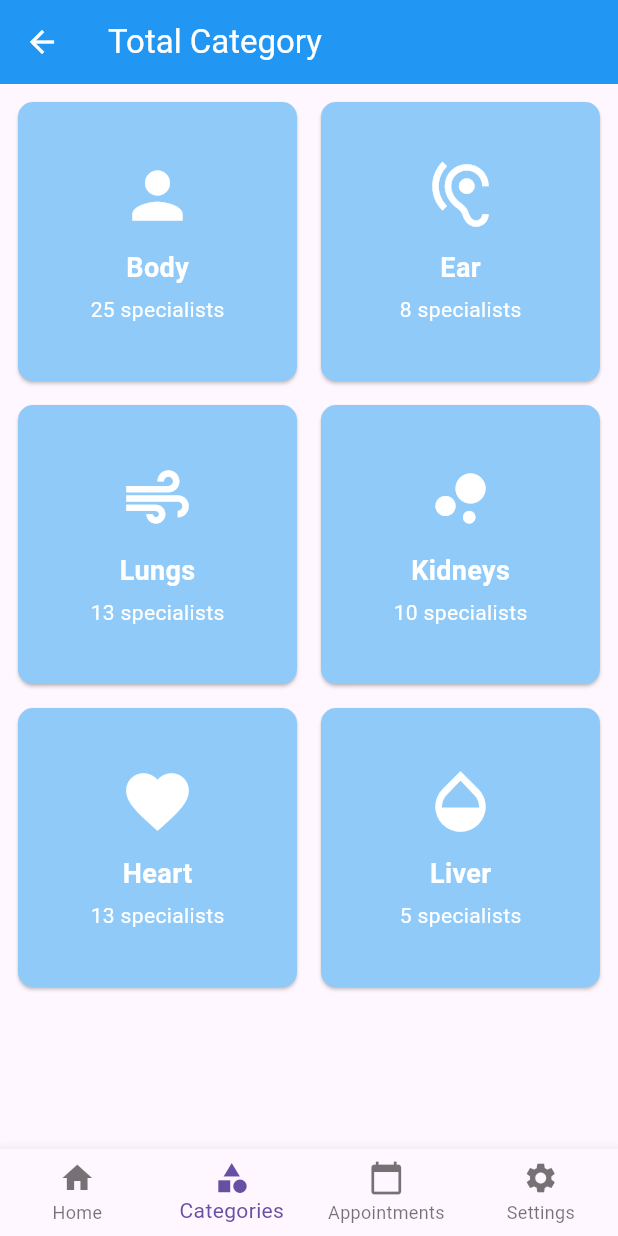
After one commit to charite-uwatwembi/Group38_FlutterProject, a Flutter app: the TotalCategoryPage screen opened directly, on a phone screen of 412 x 824 dp. The commit adds this screen. Run offline on Flutter 3.47's test engine with Material 3 defaults, Android fonts, the phone set to English and light mode, and no system bars; our stand-ins replace auto_size_text, get, velocity_x; Roboto replaces fonts that are missing (nunito).

Commit message:
added categories view

```diff
--- a/baho_app/lib/views/Login_view/login_view.dart
+++ b/baho_app/lib/views/Login_view/login_view.dart
@@ -68,7 +68,7 @@ class LoginView extends StatelessWidget {
                                 Get.to(() => const SignupView());
                               },
 
-                              child: AppStyles.bold(title: AppStrings.signUp),
+                              child: AppStyles.bold(title: AppStrings.signUp, color: Colors.blue),
                             )
                           ],
                         )
--- a/baho_app/lib/views/SignUp_View/Signup_view.dart
+++ b/baho_app/lib/views/SignUp_View/Signup_view.dart
@@ -61,7 +61,8 @@ class SignupView extends StatelessWidget {
                                 Get.back();
                               },
                               child: AppStyles.bold(
-                                title: AppStrings.login
+                                title: AppStrings.login,
+                                color: AppColors.primaryColor,
                               ),
                             )
                           ],
--- /dev/null
+++ b/baho_app/lib/views/categories_view/categories_view.dart
@@ -0,0 +1,133 @@
+import 'package:baho_app/consts/consts.dart';
+import 'package:flutter/material.dart';
+import 'package:baho_app/views/home_view/home_view.dart';
+
+class TotalCategoryPage extends StatelessWidget {
+  @override
+  Widget build(BuildContext context) {
+    return Scaffold(
+      appBar: AppBar(
+        title: Text('Total Category',style: TextStyle(color: Colors.white)),
+
+        backgroundColor: Colors.blue,
+        leading: IconButton(
+          icon: Icon(Icons.arrow_back),
+          color: Colors.white,
+          onPressed: () {
+            Navigator.pop(context); // Go back to the previous screen
+          },
+        ),
+      ),
+      body: Padding(
+        padding: const EdgeInsets.all(8.0),
+        child: GridView.count(
+          crossAxisCount: 2,
+          crossAxisSpacing: 8.0,
+          mainAxisSpacing: 8.0,
+          children: [
+            CategoryCard(
+              icon: Icons.person,
+              label: 'Body',
+              specialists: 25,
+            ),
+            CategoryCard(
+              icon: Icons.hearing,
+              label: 'Ear',
+              specialists: 8,
+            ),
+            CategoryCard(
+              icon: Icons.air,
+              label: 'Lungs',
+              specialists: 13,
+            ),
+            CategoryCard(
+              icon: Icons.bubble_chart,
+              label: 'Kidneys',
+              specialists: 10,
+            ),
+            CategoryCard(
+              icon: Icons.favorite,
+              label: 'Heart',
+              specialists: 13,
+            ),
+            CategoryCard(
+              icon: Icons.opacity,
+              label: 'Liver',
+              specialists: 5,
+            ),
+          ],
+        ),
+      ),
+      bottomNavigationBar: BottomNavigationBar(
+        currentIndex: 1,
+        type: BottomNavigationBarType.fixed,
+        onTap: (index) {
+          if (index == 0) {
+            Navigator.push(
+              context,
+              MaterialPageRoute(builder: (context) => HomeView()),
+            );
+          }
+          // Add more conditions for other indices if needed
+        },
+        items: [
+          BottomNavigationBarItem(
+            icon: Icon(Icons.home),
+            label: 'Home',
+          ),
+          BottomNavigationBarItem(
+            icon: Icon(Icons.category),
+            label: 'Categories',
+          ),
+          BottomNavigationBarItem(
+            icon: Icon(Icons.calendar_today),
+            label: 'Appointments',
+          ),
+          BottomNavigationBarItem(
+            icon: Icon(Icons.settings),
+            label: 'Settings',
+          ),
+        ],
+      ),
+    );
+  }
+}
+
+class CategoryCard extends StatelessWidget {
+  final IconData icon;
+  final String label;
+  final int specialists;
+
+  CategoryCard({required this.icon, required this.label, required this.specialists});
+
+  @override
+  Widget build(BuildContext context) {
+    return Card(
+      color: Colors.blue[200],
+      shape: RoundedRectangleBorder(borderRadius: BorderRadius.circular(10)),
+      child: Column(
+        mainAxisAlignment: MainAxisAlignment.center,
+        children: [
+          Icon(icon, size: 50, color: Colors.white),
+          SizedBox(height: 10),
+          Text(
+            label,
+            style: TextStyle(
+              fontSize: 18,
+              fontWeight: FontWeight.bold,
+              color: Colors.white,
+            ),
+          ),
+          SizedBox(height: 5),
+          Text(
+            '$specialists specialists',
+            style: TextStyle(
+              fontSize: 14,
+              color: Colors.white,
+            ),
+          ),
+        ],
+      ),
+    );
+  }
+}
```
Also changed, not shown: baho_app/lib/views/doctor_view/doctor_card.dart (added, +60 -0 lines), baho_app/lib/views/home_view/home_view.dart (+12 -58 lines), baho_app/lib/views/landing_view/landing_view.dart (+6 -4 lines).
